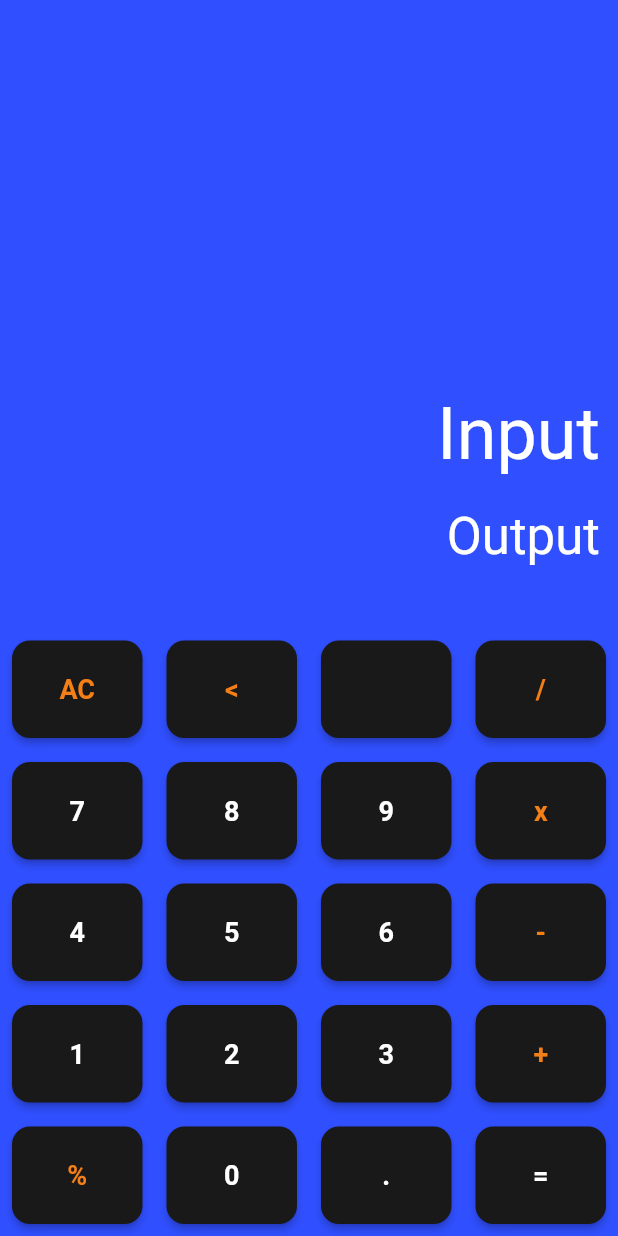
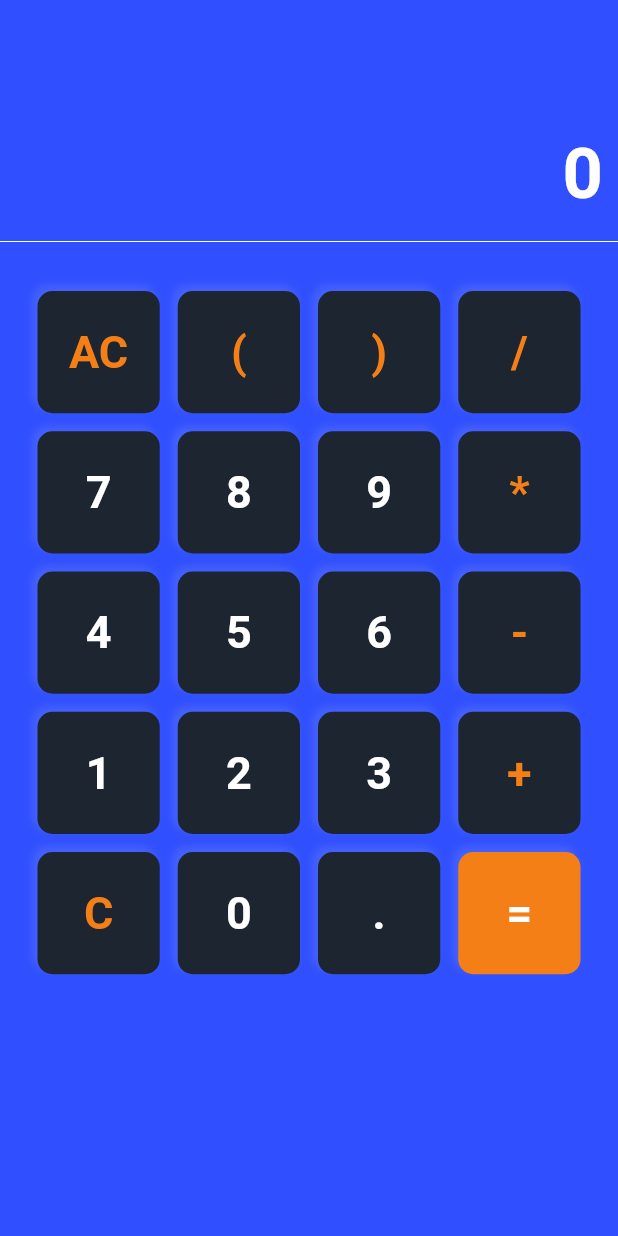
Before and after one commit to jmaasing007/Kalkulaator, a Flutter app: the screen it shows after launch, on a phone screen of 412 x 824 dp. Run offline on Flutter 3.47's test engine with Material 2 defaults, Android fonts, the phone set to English and light mode, and no system bars; our stand-ins replace math_expressions.

Commit message:
Ready with small mistake, cant get screen down.

```diff
--- /dev/null
+++ b/lib/Screen/calculator_screen.dart
@@ -0,0 +1,190 @@
+import 'package:flutter/material.dart';
+import 'package:calculator_maasing/Design/colors.dart';
+import 'package:math_expressions/math_expressions.dart';
+
+class Calculator extends StatefulWidget {
+   const Calculator({Key? key}) : super(key: key);
+
+  @override
+  State<Calculator> createState() => _CalculatorState();
+}
+
+class _CalculatorState extends State<Calculator> {
+  String userInput = "";
+  String result = "0";
+  List<String> buttonList = [
+    'AC',
+    '(',
+    ')',
+    '/',
+    '7',
+    '8',
+    '9',
+    '*',
+    '4',
+    '5',
+    '6',
+    '-',
+    '1',
+    '2',
+    '3',
+    '+',
+    'C',
+    '0',
+    '.',
+    '=',
+  ];
+
+  @override
+  Widget build(BuildContext context) {
+    return Scaffold(
+      backgroundColor: operatorColor,
+      body: Column(
+        children: [
+          SizedBox(
+            height: MediaQuery
+                .of(context)
+                .size
+                .height / 1,
+            child: Column(
+              mainAxisAlignment: MainAxisAlignment.end,
+              children: [
+                Container(
+                  padding: const EdgeInsets.all(20),
+                  alignment: Alignment.centerRight,
+                  child: Text(
+                    userInput,
+                    style: const TextStyle(
+                      fontSize: 32,
+                      color: Colors.black,
+                    ),
+                  ),
+                ),
+                Container(
+                  padding: const EdgeInsets.all(10),
+                  alignment: Alignment.centerRight,
+                  child: Text(
+                    result,
+                    style: const TextStyle(
+                      fontSize: 47,
+                      color: Colors.white,
+                      fontWeight: FontWeight.bold,
+                    ),
+                  ),
+                ),
+                const Divider(color: Colors.white),
+                Expanded(
+                  child: Container(
+                    padding: const EdgeInsets.all(25),
+                    child: GridView.builder(
+                      itemCount: buttonList.length,
+                      gridDelegate: const SliverGridDelegateWithFixedCrossAxisCount(
+                        crossAxisCount: 4,
+                        crossAxisSpacing: 12,
+                        mainAxisSpacing: 12,),
+                      itemBuilder: (BuildContext context, int index) {
+                        return CustomButton(buttonList[index]);
+                      },
+
+                    ),
+                  ),
+                ),
+              ],
+            ),
+          ),
+        ],
+      ),
+
+    );
+  }
+
+  Widget CustomButton(String text) {
+    return InkWell(
+      splashColor: const Color(0xFF1d2630),
+      onTap: () {
+        setState(() {
+          handleButtons(text);
+        });
+      },
+      child: Ink(
+        decoration: BoxDecoration(
+          color: getBgColor(text),
+          borderRadius: BorderRadius.circular(10),
+          boxShadow: [
+            BoxShadow(
+              color: Colors.white.withOpacity(0.1),
+              blurRadius: 4,
+              spreadRadius: 0.5,
+              offset: const Offset(-3, -3),
+            ),
+          ],
+        ),
+        child: Center(
+          child: Text(
+            text,
+            style: TextStyle(
+              color: getColor(text),
+              fontSize: 30,
+              fontWeight: FontWeight.bold,
+            ),
+          ),
+        ),
+      ),
+
+    );
+  }
+
+  getColor(String text) {
+    if (text == "/" ||
+        text == "*" ||
+        text == "+" ||
+        text == "-" ||
+        text == "C" ||
+        text == "(" ||
+        text == "AC" ||
+        text == ")") {
+      return yellowColor;
+    }
+    return Colors.white;
+  }
+
+  getBgColor(String text) {
+    if (text == "=") {
+      return yellowColor;
+    }
+    return Color(0xFF1d2630);
+  }
+
+  handleButtons(String text) {
+    if (text == "AC") {
+      userInput = "";
+      result = "0";
+      return;
+    }
+    if (text == "=") {
+      result = calculate();
+      userInput = result;
+      if (userInput.endsWith(".0")) {
+        userInput = userInput.replaceAll(".0", "");
+      }
+        if (result.endsWith(".0")) {
+          result = result.replaceAll(".0", "");
+          return;
+        }
+        else {
+          return null;
+        }
+      }
+      userInput = userInput + text;
+    }
+
+    String calculate() {
+      try {
+        var exp = Parser().parse(userInput);
+        var evaluation = exp.evaluate(EvaluationType.REAL, ContextModel());
+        return evaluation.toString();
+      } catch (e) {
+        return "Error";
+      }
+    }
+  }
--- a/lib/Widget/button-widget.dart
+++ /dev/null
@@ -1,16 +0,0 @@
-import 'package:flutter/material.dart';
-import 'package:calculator_maasing/colors.dart';
-
-class ButtonWidget extends StatefulWidget {
-  const ButtonWidget({Key? key}) : super(key: key);
-
-  @override
-  State<ButtonWidget> createState() => _ButtonWidgetState();
-}
-
-class _ButtonWidgetState extends State<ButtonWidget> {
-  @override
-  Widget build(BuildContext context) {
-    return const Placeholder();
-  }
-}
--- a/lib/main.dart
+++ b/lib/main.dart
@@ -1,120 +1,18 @@
-import 'package:calculator_maasing/colors.dart';
 import 'package:flutter/material.dart';
+import 'Screen/calculator_screen.dart';
+
 
 void main(){
-  runApp(const MaterialApp(
-    home: CalculatorApp(),
-  ));
+  runApp(const MyCalc());
 }
 
-class CalculatorApp extends StatefulWidget {
-  const CalculatorApp({Key? key}) : super(key: key);
-
-  @override
-  State<CalculatorApp> createState() => _CalculatorAppState();
-}
-
-class _CalculatorAppState extends State<CalculatorApp> {
+class MyCalc extends StatelessWidget {
+  const MyCalc({Key? key}) : super(key: key);
   @override
   Widget build(BuildContext context) {
-    return Scaffold(
-      backgroundColor: operatorColor,
-      body: Column(
-        children: [
-          Expanded(child: Container(
-            width: double.infinity,
-              padding: const EdgeInsets.all(12),
-
-            child: Column(
-              mainAxisAlignment: MainAxisAlignment.end,
-              crossAxisAlignment: CrossAxisAlignment.end,
-              children: const [
-                Text("Input", style: TextStyle(
-                  fontSize: 48,
-                  color: Colors.white,
-                ),
-                ),
-                SizedBox(
-                  height: 20,
-                ),
-                Text("Output", style: TextStyle(
-                  fontSize: 34,
-                  color: Colors.white,
-                ),),
-              SizedBox(
-              height: 30,
-              ),
-              ],
-    )
-          ),
-          ),
-          //nuppude ala
-          Row(
-            children: [
-              button(text: "AC", tColor: yellowColor, buttonBgColor: buttonColorChange),
-              button(text: "<", buttonBgColor: buttonColorChange, tColor: yellowColor),
-              button(text: "", buttonBgColor: Colors.transparent),
-              button(text: "/", buttonBgColor: buttonColorChange, tColor: yellowColor),
-            ],
-          ),
-          Row(
-            children: [
-              button(text: "7"),
-              button(text: "8"),
-              button(text: "9"),
-              button(text: "x", buttonBgColor: buttonColorChange, tColor: yellowColor),
-            ],
-          ),
-          Row(
-            children: [
-              button(text: "4"),
-              button(text: "5"),
-              button(text: "6"),
-              button(text: "-", buttonBgColor: buttonColorChange, tColor: yellowColor),
-            ],
-          ),
-          Row(
-            children: [
-              button(text: "1"),
-              button(text: "2"),
-              button(text: "3"),
-              button(text: "+", buttonBgColor: buttonColorChange, tColor: yellowColor),
-            ],
-          ),
-          Row(
-            children: [
-              button(text: "%", buttonBgColor: buttonColorChange, tColor: yellowColor),
-              button(text: "0"),
-              button(text: "."),
-              button(text: "=", buttonBgColor: yellowColor),
-            ],
-          ),
-        ],
-
-      ),
+    return const MaterialApp(
+      debugShowCheckedModeBanner: false,
+      home: Calculator(),
     );
   }
 }
-Widget button({
-    text, tColor = Colors.white, buttonBgColor = buttonColor
-}){
-  return Expanded(
-    child: Container(
-      margin: const EdgeInsets.all(8),
-      child: ElevatedButton(
-          style: ElevatedButton.styleFrom(
-
-            shape: RoundedRectangleBorder(
-                borderRadius: BorderRadius.circular(12)
-            ), backgroundColor: buttonColor,
-            padding: const EdgeInsets.all(22)
-          ),
-          onPressed: (){},
-          child: Text(text, style: TextStyle(
-            fontSize: 18,
-            color: tColor,
-            fontWeight: FontWeight.bold,
-          ),)),
-    ),
-  );
-}
```
Also changed, not shown: lib/Design/colors.dart (renamed from lib/colors.dart).
